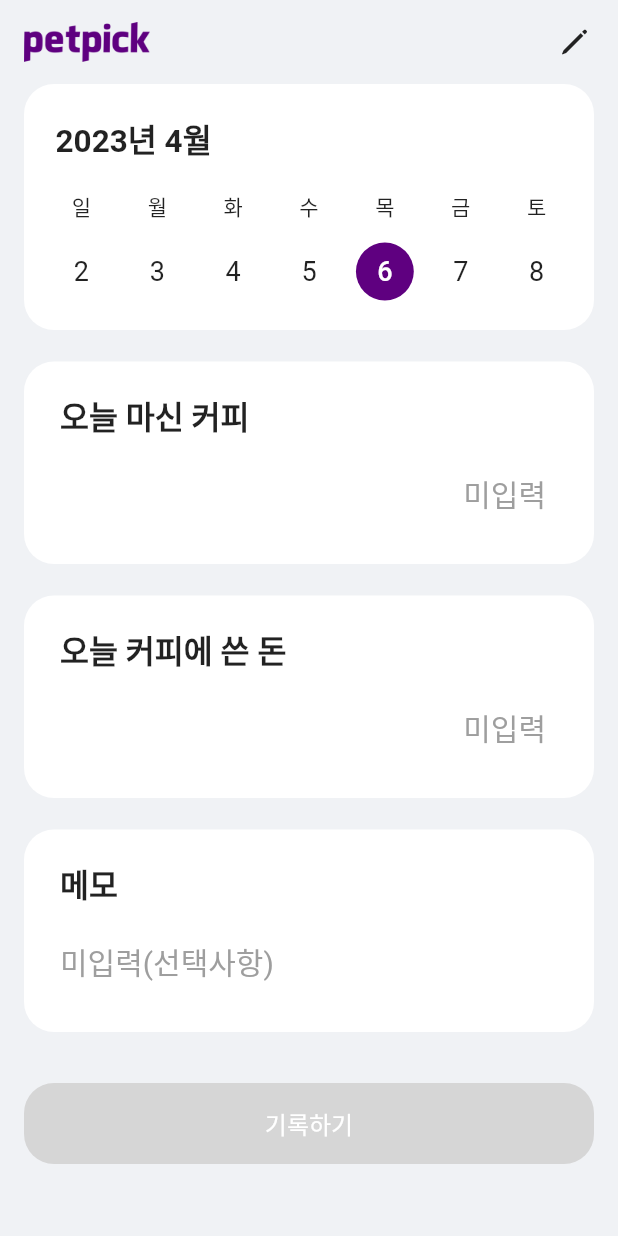
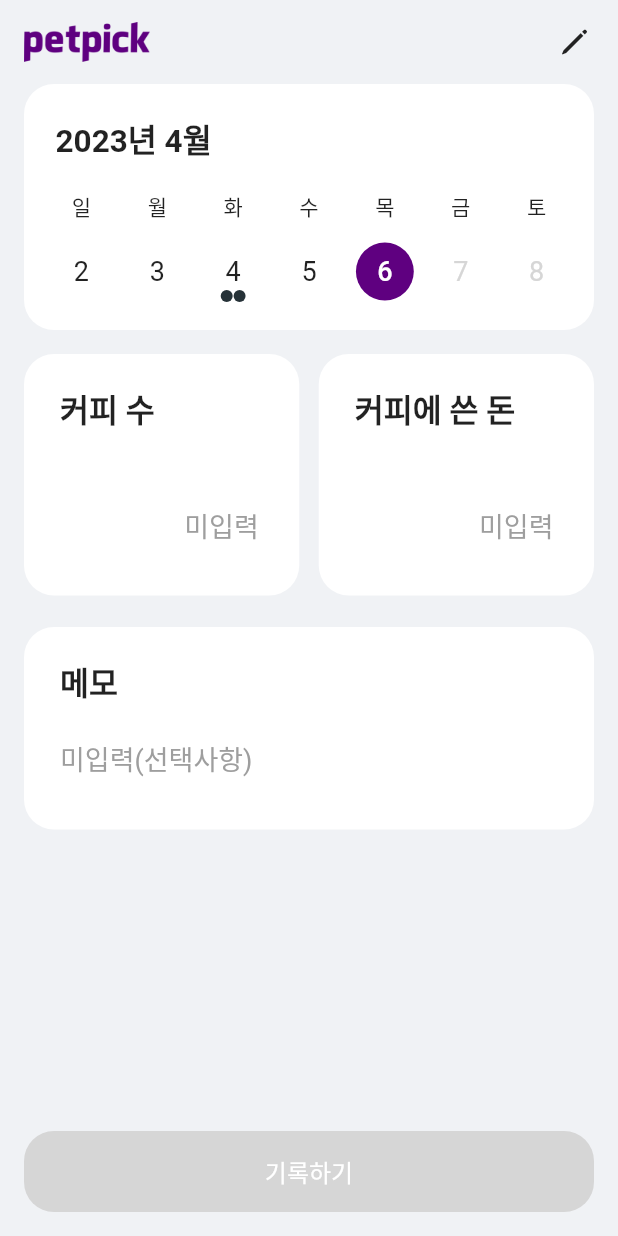
Before and after one commit to hhamja/nocoffee, a Flutter app: the HomeRecordPage screen opened by its route, on a phone screen of 412 x 824 dp. Run offline on Flutter 3.47's test engine with Material 2 defaults, Android fonts, the phone set to English and light mode, and no system bars; drawn by our look-alikes of table_calendar; our stand-ins replace auto_route, currency_text_input_formatter, flutter_riverpod, freezed_annotation, hive_flutter, shared_preferences and 1 more; accounts and stored records are empty; Roboto replaces fonts that are missing (NotoSansCJKkr).

Commit message:
1. 홈페이지  UI 수정 2. freezed + hive를 통해 CoffeeDataModel자체를 데이터에 넣는 로직 구현

```diff
--- a/lib/main.dart
+++ b/lib/main.dart
@@ -5,22 +5,42 @@ import 'package:nocoffee/src/config/constant/app_name.dart';
 import 'package:hive_flutter/hive_flutter.dart';
 import 'package:nocoffee/src/config/router/app_router.gr.dart';
 import 'package:nocoffee/src/config/theme/app_theme.dart';
+import 'package:nocoffee/src/features/coffee/domain/coffee_data_model.dart';
 
 Future main() async {
   WidgetsFlutterBinding.ensureInitialized();
   await initializeDateFormatting('ko');
   await Hive.initFlutter();
+  Hive.registerAdapter<CoffeeDataModel>(CoffeeDataModelAdapter());
+  // coffee 박스 오픈()
+  // 32에러 나오면 박스 완전 삭제 후 오픈
+  await Hive.openBox('coffee');
+
+  // await Hive.openBox('coffee');
 
   runApp(
-    ProviderScope(
+    const ProviderScope(
       child: App(),
     ),
   );
 }
 
-class App extends StatelessWidget {
-  App({Key? key}) : super(key: key);
+class App extends StatefulWidget {
+  const App({Key? key}) : super(key: key);
+
+  @override
+  State<App> createState() => _AppState();
+}
+
+class _AppState extends State<App> {
   final AppRouter appRouter = AppRouter();
+
+  @override
+  void dispose() {
+    // 앱 종료 시 Hive 닫기
+    Hive.close();
+    super.dispose();
+  }
 
   @override
   Widget build(BuildContext context) {
--- a/lib/src/features/coffee/data/coffee_repository.dart
+++ b/lib/src/features/coffee/data/coffee_repository.dart
@@ -1,3 +1,60 @@
+import 'package:flutter/material.dart';
+import 'package:flutter_riverpod/flutter_riverpod.dart';
+import 'package:hive_flutter/hive_flutter.dart';
 import 'package:nocoffee/src/features/coffee/data/coffee_repository_implement.dart';
+import 'package:nocoffee/src/features/coffee/domain/coffee_data_model.dart';
 
-class CoffeeRepository implements CoffeeRepositoryImplement {}
+final coffeeRepositoryProvider = Provider<CoffeeRepository>((ref) {
+  return CoffeeRepository();
+});
+
+class CoffeeRepository implements CoffeeRepositoryImplement {
+  // 특정 일자의 커피 기록 추가 및 업데이트
+  @override
+  Future addCoffeeData(DateTime date, String cup, cost, memo) async {
+    final coffeeBox = Hive.box('coffee');
+    final coffeeDataModel = CoffeeDataModel(
+        date: date, coffeeCup: cup, coffeeCost: cost, memo: memo);
+    // final Map<String, dynamic> coffeeMapData = {
+    //   'date': date,
+    //   'coffeeCup': cup,
+    //   'coffeeCost': cost,
+    //   'memo': momo,
+    // };
+    debugPrint(coffeeDataModel.coffeeCost);
+    debugPrint(coffeeDataModel.date.toString());
+    debugPrint(coffeeDataModel.coffeeCup);
+    debugPrint(coffeeDataModel.memo);
+
+    coffeeBox.put(date.toString(), coffeeDataModel);
+  }
+
+  // 특정 일자의 커피기록 받기
+  @override
+  CoffeeDataModel? getCoffeeDataForDate(DateTime date) {
+    final coffeeBox = Hive.box('coffee');
+    final mapData = coffeeBox.get(date.toString());
+    CoffeeDataModel? coffeeModel;
+    if (mapData == null) {
+      coffeeModel = null;
+    } else {
+      coffeeModel = CoffeeDataModel.fromJson(mapData);
+    }
+    return coffeeModel;
+  }
+
+  // 전체 커피 기록 리스트로 받기
+  @override
+  Future getCoffeeDataList() async {
+    final coffeeBox = Hive.box('coffee');
+    final List x = coffeeBox.values.toList();
+    print(x);
+  }
+
+  // 커피 박스의 모든 데이터 삭제
+  @override
+  removeCoffeBoxData() async {
+    final coffeeBox = Hive.box('coffee');
+    await coffeeBox.clear();
+  }
+}
--- a/lib/src/features/coffee/data/coffee_repository_implement.dart
+++ b/lib/src/features/coffee/data/coffee_repository_implement.dart
@@ -1 +1,15 @@
-class CoffeeRepositoryImplement {}
+abstract class CoffeeRepositoryImplement {
+  // 특정 일자의 커피 기록 추가
+  Future addCoffeeData(
+      DateTime date, String cup, String cost, String momo) async {}
+
+  // 특정 일자의 커피기록 받기
+  getCoffeeDataForDate(DateTime date) async {}
+
+  // 전체 커피 기록 리스트로 받기
+  getCoffeeDataList() async {}
+
+  // Hive "Coffee" Box 모든 데이터 지우기
+  // 박스 존재는 그대로 남아있음
+  removeCoffeBoxData() async {}
+}
--- a/lib/src/features/coffee/domain/coffee_data_model.dart
+++ b/lib/src/features/coffee/domain/coffee_data_model.dart
@@ -1,29 +1,24 @@
-import 'package:hive/hive.dart';
+import 'package:freezed_annotation/freezed_annotation.dart';
+import 'package:hive_flutter/hive_flutter.dart';
 
 part 'coffee_data_model.g.dart';
+part 'coffee_data_model.freezed.dart';
 
-@HiveType(typeId: 0)
-class CoffeeDataModel {
-  // 데이터 입력 날짜(id)
-  @HiveField(0)
-  final DateTime date;
+@freezed
+@HiveType(typeId: 1, adapterName: 'CoffeeDataModelAdapter')
+class CoffeeDataModel extends HiveObject with _$CoffeeDataModel {
+  CoffeeDataModel._();
+  factory CoffeeDataModel({
+    // 데이터 입력 날짜 (key)
+    @HiveField(0) required DateTime date,
+    // 해당일의 총 마신 커피 수
+    @HiveField(1) required String coffeeCup,
+    // 해당일의 총 커피 구입 금액
+    @HiveField(2) required String coffeeCost,
+    // 메모
+    @HiveField(3) required String memo,
+  }) = _CoffeeDataModel;
 
-  // 커피 잔 수
-  @HiveField(1)
-  final int coffeeCup;
-
-  // 커피 구입 금액 (총 ?  하나 당?)
-  @HiveField(2)
-  final int coffeeCost;
-
-  // 메모
-  @HiveField(3)
-  final int memo;
-
-  CoffeeDataModel({
-    required this.date,
-    required this.coffeeCup,
-    required this.coffeeCost,
-    required this.memo,
-  });
+  factory CoffeeDataModel.fromJson(Map<String, dynamic> json) =>
+      _$CoffeeDataModelFromJson(json);
 }
--- /dev/null
+++ b/lib/src/features/coffee/presentation/controller/home_coffee_record_controller.dart
@@ -0,0 +1,39 @@
+import 'package:flutter_riverpod/flutter_riverpod.dart';
+import 'package:nocoffee/src/features/coffee/data/coffee_repository.dart';
+import 'package:nocoffee/src/features/coffee/domain/coffee_data_model.dart';
+
+final coffeeDataForDateProvider =
+    StateProvider.family<CoffeeDataModel?, DateTime>((ref, date) {
+  final repository = ref.watch(coffeeRepositoryProvider);
+  final CoffeeDataModel? coffeModel = repository.getCoffeeDataForDate(date);
+  return coffeModel;
+});
+
+final coffeeDataController =
+    StateNotifierProvider<CoffeeDataController, List<CoffeeDataModel>>(
+  (ref) => CoffeeDataController(ref),
+);
+
+// crud 수행하는 컨트롤러
+class CoffeeDataController extends StateNotifier<List<CoffeeDataModel>> {
+  final Ref ref;
+  CoffeeDataController(this.ref) : super([]);
+
+  // 커피 기록 추가
+  Future addCoffeeData(date, cup, cost, momo) async {
+    final repository = ref.read(coffeeRepositoryProvider);
+    repository.addCoffeeData(date, cup, cost, momo);
+  }
+
+  // coffee 모든 데이터 List로 받기
+  getCoffeeDataList() async {
+    final repository = ref.read(coffeeRepositoryProvider);
+    repository.getCoffeeDataList().then((value) => state = value);
+  }
+
+  // coffee 박스 모든 데이터 삭제
+  removeCoffeBoxData() async {
+    final repository = ref.read(coffeeRepositoryProvider);
+    repository.removeCoffeBoxData();
+  }
+}
--- a/lib/src/features/coffee/presentation/screen/home_record_page/home_record_page.dart
+++ b/lib/src/features/coffee/presentation/screen/home_record_page/home_record_page.dart
@@ -1,26 +1,63 @@
 import 'package:flutter/material.dart';
 import 'package:currency_text_input_formatter/currency_text_input_formatter.dart';
+import 'package:flutter/scheduler.dart';
+import 'package:flutter_riverpod/flutter_riverpod.dart';
 import 'package:nocoffee/src/config/constant/app_color.dart';
-import 'package:nocoffee/src/features/coffee/presentation/widget/home_text_box.dart';
+import 'package:nocoffee/src/features/coffee/data/coffee_repository.dart';
+import 'package:nocoffee/src/features/coffee/domain/coffee_data_model.dart';
+import 'package:nocoffee/src/features/coffee/presentation/controller/home_coffee_record_controller.dart';
+import 'package:nocoffee/src/features/coffee/presentation/widget/home_text_field_box.dart';
 import 'package:nocoffee/src/features/coffee/presentation/widget/one_week_calendar_box.dart';
 import 'package:nocoffee/src/features/coffee/presentation/widget/record_icon.dart';
 import 'package:nocoffee/src/features/common/presentation/widget/dialog/one_button_dialog.dart';
-import 'package:nocoffee/src/features/common/presentation/widget/dialog/small_dialog.dart';
-import 'package:nocoffee/src/features/common/presentation/widget/icon_button/custom_close_button.dart';
 import 'package:nocoffee/src/features/common/presentation/widget/text_button/custom_fill_text_button.dart';
-import 'package:nocoffee/src/features/common/presentation/widget/text_form_field/custom_text_form_filed.dart';
+import 'package:table_calendar/table_calendar.dart';
 
-class HomeRecordPage extends StatefulWidget {
+class Event {
+  final String name;
+  Event(this.name);
+}
+
+class HomeRecordPage extends ConsumerStatefulWidget {
   const HomeRecordPage({super.key});
 
   @override
-  State<HomeRecordPage> createState() => _HomeRecordPageState();
+  ConsumerState<ConsumerStatefulWidget> createState() => _HomeRecordPageState();
 }
 
-class _HomeRecordPageState extends State<HomeRecordPage> {
+class _HomeRecordPageState extends ConsumerState<HomeRecordPage> {
   final TextEditingController cupTextController = TextEditingController();
   final TextEditingController costTextController = TextEditingController();
   final TextEditingController memoTextController = TextEditingController();
+  CoffeeDataModel? coffeeRecordForDate;
+
+  // 임의의 event Map 데이터
+  Map<DateTime, List<Event>> events = {
+    DateTime.utc(2023, 4, 4): [Event('title'), Event('title2')],
+    DateTime.utc(2022, 4, 5): [Event('title3')],
+  };
+
+  // event리스트를 반환하는 eventloader
+  List<Event> _getEventsForDay(DateTime day) {
+    return events[day] ?? [];
+  }
+
+  DateTime _focusedDay = DateTime(
+    DateTime.now().year,
+    DateTime.now().month,
+    DateTime.now().day,
+  );
+
+  @override
+  void initState() {
+    super.initState();
+    SchedulerBinding.instance.addPostFrameCallback((_) {
+      coffeeRecordForDate = ref.watch(coffeeDataForDateProvider(_focusedDay));
+      cupTextController.text = coffeeRecordForDate?.coffeeCup ?? '';
+      costTextController.text = coffeeRecordForDate?.coffeeCost ?? '';
+      memoTextController.text = coffeeRecordForDate?.memo ?? '';
+    });
+  }
 
   @override
   Widget build(BuildContext context) {
@@ -39,9 +76,13 @@ class _HomeRecordPageState extends State<HomeRecordPage> {
           RecordIconButton(
             onPressed: cupTextController.text.isNotEmpty &&
                     costTextController.text.isNotEmpty
-                ? () async {
-                    // hive에 저장하기
-                  }
+                ? () async =>
+                    ref.read(coffeeDataController.notifier).addCoffeeData(
+                          _focusedDay,
+                          cupTextController.text,
+                          costTextController.text,
+                          memoTextController.text,
+                        )
                 : () async => showDialog(
                       context: context,
                       builder: (context) => const CustomOneButtonDialog(
@@ -57,33 +98,64 @@ class _HomeRecordPageState extends State<HomeRecordPage> {
         child: SingleChildScrollView(
           child: Column(
             children: <Widget>[
-              const OneWeekCalendarBox(),
-              const SizedBox(height: 21),
-              HomeTextBox(
-                title: '오늘 마신 커피',
-                content: cupTextController.text.isEmpty ? null : '잔',
-                textFormField: CustomTextFormField(
+              OneWeekCalendarBox(
+                calendarFormat: CalendarFormat.week,
+                focusedDay: _focusedDay,
+                eventLoader: _getEventsForDay,
+                onDaySelected:
+                    (DateTime selectedDay, DateTime focusedDay) async {
+                  setState(() {
+                    _focusedDay = selectedDay;
+                    // _focusedDay = focusedDay;
+                  });
+                },
+              ),
+              const SizedBox(height: 16),
+              Row(
+                mainAxisAlignment: MainAxisAlignment.center,
+                children: [
+                  Expanded(
+                    child: HomeTextFieldBox(
+                      unitWidget: cupTextController.text.isNotEmpty
+                          ? const Text(
+                              '잔',
+                              style: TextStyle(
+                                fontSize: 20.0,
+                                height: 1.5,
+                              ),
+                            )
+                          : const SizedBox.shrink(),
+                      title: '커피 수',
                       hintText: '미입력',
                       onChanged: (value) => setState(() => value),
                       textInputAction: TextInputAction.next,
                       textAlign: TextAlign.end,
                       keyboardType: TextInputType.number,
-                  controller: cupTextController,
+                      textController: cupTextController,
                       maxLine: 1,
                       maxLength: 2,
+                      itemHeightSpace: 34,
                     ),
                   ),
-              const SizedBox(height: 21),
-              HomeTextBox(
-                title: '오늘 커피에 쓴 돈',
-                content: costTextController.text.isEmpty ? null : '원',
-                textFormField: CustomTextFormField(
+                  const SizedBox(width: 13),
+                  Expanded(
+                    child: HomeTextFieldBox(
+                      unitWidget: costTextController.text.isNotEmpty
+                          ? const Text(
+                              '원',
+                              style: TextStyle(
+                                fontSize: 20.0,
+                                height: 1.5,
+                              ),
+                            )
+                          : const SizedBox.shrink(),
+                      title: '커피에 쓴 돈',
                       hintText: '미입력',
                       onChanged: (value) => setState(() => value),
                       textInputAction: TextInputAction.next,
                       textAlign: TextAlign.end,
                       keyboardType: TextInputType.number,
-                  controller: costTextController,
+                      textController: costTextController,
                       maxLine: 1,
                       maxLength: 7,
                       inputFormatters: [
@@ -93,34 +165,44 @@ class _HomeRecordPageState extends State<HomeRecordPage> {
                           symbol: '',
                         ),
                       ],
+                      itemHeightSpace: 34,
                     ),
                   ),
+                ],
+              ),
               const SizedBox(height: 21),
-              HomeTextBox(
+              HomeTextFieldBox(
+                unitWidget: const SizedBox.shrink(),
                 title: '메모',
-                content: null,
-                textFormField: CustomTextFormField(
                 onChanged: (value) => setState(() => value),
                 hintText: '미입력(선택사항)',
                 textAlign: TextAlign.start,
                 textInputAction: TextInputAction.done,
                 keyboardType: TextInputType.text,
-                  controller: memoTextController,
+                textController: memoTextController,
                 maxLine: null,
                 maxLength: 100,
+                itemHeightSpace: 8,
+              ),
+            ],
           ),
         ),
-              Padding(
-                padding: const EdgeInsets.symmetric(vertical: 34),
+      ),
+      bottomNavigationBar: Padding(
+        padding: const EdgeInsets.all(16),
         child: CustomFilledTextButton(
           w: MediaQuery.of(context).size.width,
           h: 54,
           content: '기록하기',
           onPressed: cupTextController.text.isNotEmpty &&
                   costTextController.text.isNotEmpty
-                      ? () async {
-                          // hive에 저장하기
-                        }
+              ? () async =>
+                  ref.read(coffeeDataController.notifier).addCoffeeData(
+                        _focusedDay,
+                        cupTextController.text,
+                        costTextController.text,
+                        memoTextController.text,
+                      )
               : () async => showDialog(
                     context: context,
                     builder: (context) => const CustomOneButtonDialog(
@@ -134,10 +216,6 @@ class _HomeRecordPageState extends State<HomeRecordPage> {
               : LIGHT_GREY_COLOR,
         ),
       ),
-            ],
-          ),
-        ),
-      ),
     );
   }
 }
--- a/lib/src/features/coffee/presentation/widget/custom_table_calendar.dart
+++ b/lib/src/features/coffee/presentation/widget/custom_table_calendar.dart
@@ -8,6 +8,8 @@ class CustomTableCalendar extends StatelessWidget {
   final void Function(DateTime)? onPageChanged;
   final CalendarFormat calendarFormat;
   final bool headerVisible;
+  final List<dynamic> Function(DateTime)? eventLoader;
+  final CalendarBuilders<dynamic> calendarBuilders;
   const CustomTableCalendar({
     super.key,
     required this.focusedDay,
@@ -15,6 +17,8 @@ class CustomTableCalendar extends StatelessWidget {
     this.onDaySelected,
     required this.headerVisible,
     this.onPageChanged,
+    this.eventLoader,
+    required this.calendarBuilders,
   });
 
   @override
@@ -28,13 +32,11 @@ class CustomTableCalendar extends StatelessWidget {
         DateTime.now().month - 1,
         1,
       ),
-      // 달력의 마지막 날짜 : 1년 뒤 말일
-      lastDay: DateTime(
-        DateTime.now().year + 1,
-        12,
-        31,
-      ),
-
+      // 달력의 마지막 날짜 : 오늘
+      lastDay: DateTime.now(),
+      // eventLoader 콜백 함수 등록
+      eventLoader: eventLoader,
+      calendarBuilders: calendarBuilders,
       // 선택 된 날짜
       focusedDay: focusedDay,
       // 요일 표시 여부
--- a/lib/src/features/coffee/presentation/widget/home_text_box.dart
+++ /dev/null
@@ -1,59 +0,0 @@
-import 'package:flutter/material.dart';
-import 'package:nocoffee/src/config/constant/app_color.dart';
-
-class HomeTextBox extends StatelessWidget {
-  final String title;
-  final String? content;
-  final Widget textFormField;
-
-  const HomeTextBox({
-    super.key,
-    required this.title,
-    required this.content,
-    required this.textFormField,
-  });
-
-  @override
-  Widget build(BuildContext context) {
-    final FocusNode focusNode = FocusNode();
-
-    return GestureDetector(
-      onTap: () async => focusNode.requestFocus(),
-      child: Container(
-        padding: const EdgeInsets.symmetric(horizontal: 24, vertical: 21),
-        decoration: BoxDecoration(
-          color: WHITE_COLOR,
-          borderRadius: BorderRadius.circular(20.0),
-        ),
-        child: Column(
-          crossAxisAlignment: CrossAxisAlignment.start,
-          children: <Widget>[
-            Text(
-              title,
-              style: const TextStyle(
-                fontWeight: FontWeight.bold,
-                fontSize: 21.0,
-              ),
-            ),
-            const SizedBox(height: 8.0),
-            Row(
-              children: <Widget>[
-                Expanded(child: textFormField),
-                const SizedBox(width: 8.0),
-                content != null
-                    ? Text(
-                        content!,
-                        style: const TextStyle(
-                          fontSize: 20.0,
-                          height: 1.5,
-                        ),
-                      )
-                    : const SizedBox.shrink(),
-              ],
-            ),
-          ],
-        ),
-      ),
-    );
-  }
-}
--- /dev/null
+++ b/lib/src/features/coffee/presentation/widget/home_text_field_box.dart
@@ -0,0 +1,81 @@
+import 'package:flutter/material.dart';
+import 'package:flutter/services.dart';
+import 'package:nocoffee/src/config/constant/app_color.dart';
+import 'package:nocoffee/src/features/common/presentation/widget/text_form_field/custom_text_form_filed.dart';
+
+class HomeTextFieldBox extends StatelessWidget {
+  final String title;
+  final TextEditingController textController;
+  final void Function(String)? onChanged;
+  final String hintText;
+  final TextAlign textAlign;
+  final TextInputAction textInputAction;
+  final TextInputType keyboardType;
+  final int? maxLine;
+  final int maxLength;
+  final List<TextInputFormatter>? inputFormatters;
+  final double itemHeightSpace;
+  final Widget unitWidget;
+  const HomeTextFieldBox({
+    super.key,
+    required this.title,
+    required this.textController,
+    this.onChanged,
+    required this.hintText,
+    required this.textAlign,
+    required this.textInputAction,
+    this.maxLine,
+    required this.maxLength,
+    required this.keyboardType,
+    this.inputFormatters,
+    required this.itemHeightSpace,
+    required this.unitWidget,
+  });
+
+  @override
+  Widget build(BuildContext context) {
+    final FocusNode focusNode = FocusNode();
+    return GestureDetector(
+      onTap: () async => focusNode.requestFocus(),
+      child: Container(
+        padding: const EdgeInsets.symmetric(horizontal: 24, vertical: 21),
+        decoration: BoxDecoration(
+          color: WHITE_COLOR,
+          borderRadius: BorderRadius.circular(20.0),
+        ),
+        child: Column(
+          crossAxisAlignment: CrossAxisAlignment.start,
+          children: <Widget>[
+            Text(
+              title,
+              style: const TextStyle(
+                fontWeight: FontWeight.bold,
+                fontSize: 21.0,
+              ),
+            ),
+            SizedBox(height: itemHeightSpace),
+            Row(
+              children: <Widget>[
+                Expanded(
+                  child: CustomTextFormField(
+                    inputFormatters: inputFormatters,
+                    onChanged: onChanged,
+                    hintText: hintText,
+                    textAlign: textAlign,
+                    textInputAction: textInputAction,
+                    keyboardType: keyboardType,
+                    controller: textController,
+                    maxLine: maxLine,
+                    maxLength: maxLength,
+                  ),
+                ),
+                const SizedBox(width: 3.0),
+                unitWidget,
+              ],
+            ),
+          ],
+        ),
+      ),
+    );
+  }
+}
--- a/lib/src/features/coffee/presentation/widget/one_week_calendar_box.dart
+++ b/lib/src/features/coffee/presentation/widget/one_week_calendar_box.dart
@@ -3,19 +3,18 @@ import 'package:nocoffee/src/config/constant/app_color.dart';
 import 'package:nocoffee/src/features/coffee/presentation/widget/custom_table_calendar.dart';
 import 'package:table_calendar/table_calendar.dart';
 
-class OneWeekCalendarBox extends StatefulWidget {
-  const OneWeekCalendarBox({super.key});
-
-  @override
-  State<OneWeekCalendarBox> createState() => _OneWeekCalendarBoxState();
-}
-
-class _OneWeekCalendarBoxState extends State<OneWeekCalendarBox> {
-  DateTime _focusedDay = DateTime(
-    DateTime.now().year,
-    DateTime.now().month,
-    DateTime.now().day,
-  );
+class OneWeekCalendarBox extends StatelessWidget {
+  final List<dynamic> Function(DateTime)? eventLoader;
+  final DateTime focusedDay;
+  final void Function(DateTime, DateTime)? onDaySelected;
+  final CalendarFormat calendarFormat;
+  const OneWeekCalendarBox({
+    super.key,
+    this.eventLoader,
+    required this.focusedDay,
+    this.onDaySelected,
+    required this.calendarFormat,
+  });
 
   @override
   Widget build(BuildContext context) {
@@ -29,15 +28,12 @@ class _OneWeekCalendarBoxState extends State<OneWeekCalendarBox> {
         children: [
           const SizedBox(height: 8.0),
           CustomTableCalendar(
-            focusedDay: _focusedDay,
-            calendarFormat: CalendarFormat.week,
+            eventLoader: eventLoader,
+            calendarBuilders: const CalendarBuilders(),
+            focusedDay: focusedDay,
+            calendarFormat: calendarFormat,
             headerVisible: true,
-            onDaySelected: (DateTime selectedDay, DateTime focusedDay) {
-              setState(() {
-                _focusedDay = selectedDay;
-                _focusedDay = focusedDay;
-              });
-            },
+            onDaySelected: onDaySelected,
           ),
         ],
       ),
--- a/lib/src/features/common/presentation/widget/text_form_field/custom_text_form_filed.dart
+++ b/lib/src/features/common/presentation/widget/text_form_field/custom_text_form_filed.dart
@@ -44,7 +44,6 @@ class _CustomTextFormFieldState extends State<CustomTextFormField> {
     return TextFormField(
       inputFormatters: widget.inputFormatters,
       keyboardType: widget.keyboardType,
-
       focusNode: widget.focusNode,
       cursorColor: Colors.blue,
       style: const TextStyle(
@@ -57,7 +56,7 @@ class _CustomTextFormFieldState extends State<CustomTextFormField> {
         hintText: widget.hintText,
         fillColor: WHITE_COLOR,
         hintStyle: const TextStyle(
-          fontSize: 20,
+          fontSize: 18,
           height: 1.5,
           color: GREY_COLOR,
         ),
@@ -70,7 +69,6 @@ class _CustomTextFormFieldState extends State<CustomTextFormField> {
         border: InputBorder.none,
       ),
       autocorrect: false,
-
       textInputAction: widget.textInputAction,
       maxLines: widget.maxLine,
       showCursor: true,
```
Also changed, not shown: lib/src/features/coffee/domain/coffee_data_model.freezed.dart (added), lib/src/features/coffee/domain/coffee_data_model.g.dart. Lines whose indentation alone changed are shown as unchanged.
